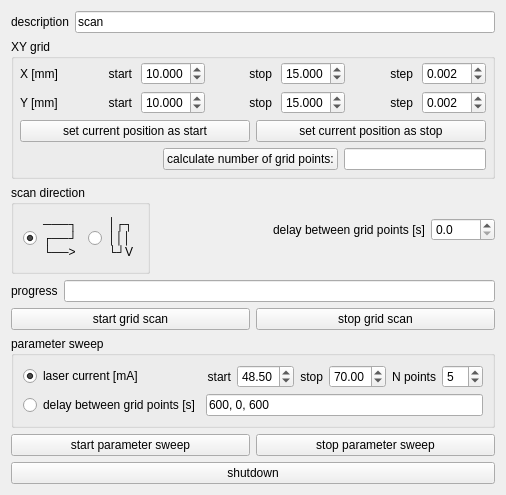
Qt form experiments/transistor_laser_scan.ui (dean-nanomol/nanomol) before a commit.
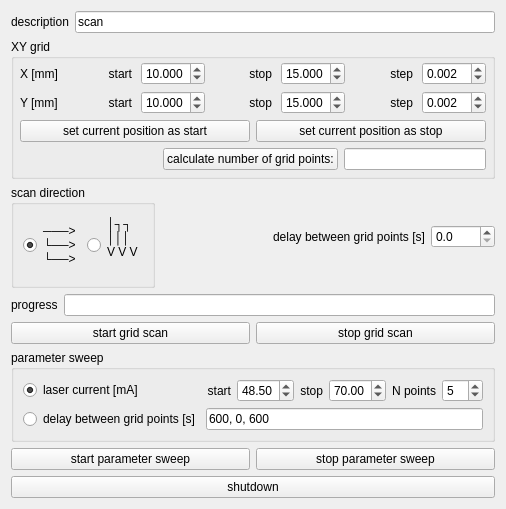
The same form after that commit.

Commit message: debug scan direction selection

What changed in the file:
```diff
--- a/experiments/transistor_laser_scan.ui
+++ b/experiments/transistor_laser_scan.ui
@@ -7,7 +7,7 @@
     <x>0</x>
     <y>0</y>
     <width>457</width>
-    <height>474</height>
+    <height>487</height>
    </rect>
   </property>
   <property name="windowTitle">
@@ -355,9 +355,12 @@
        <layout class="QHBoxLayout" name="horizontalLayout_16">
         <item>
          <widget class="QRadioButton" name="scan_direction_left_right_radioButton">
+          <property name="layoutDirection">
+           <enum>Qt::LeftToRight</enum>
+          </property>
           <property name="text">
-           <string>───┐
-┌──┘
+           <string>───&gt;
+└──&gt;
 └──&gt;</string>
           </property>
           <property name="checked">
@@ -368,9 +371,10 @@
         <item>
          <widget class="QRadioButton" name="scan_direction_up_down_radioButton">
           <property name="text">
-           <string>│┌┐
+           <string>│┐┐
 │││
-└┘V</string>
+V V V
+</string>
           </property>
          </widget>
         </item>
```
The commit also changes 1 other file.
